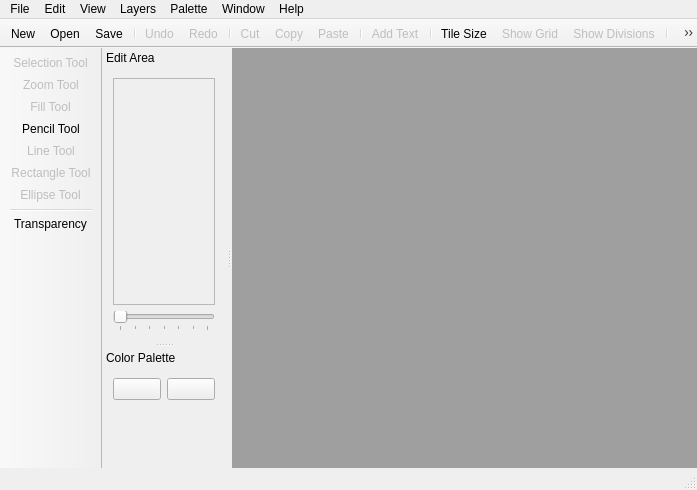
First picture: the form in screens/main_window.ui, repository LeoBusta/PixelBooster, before the edit.
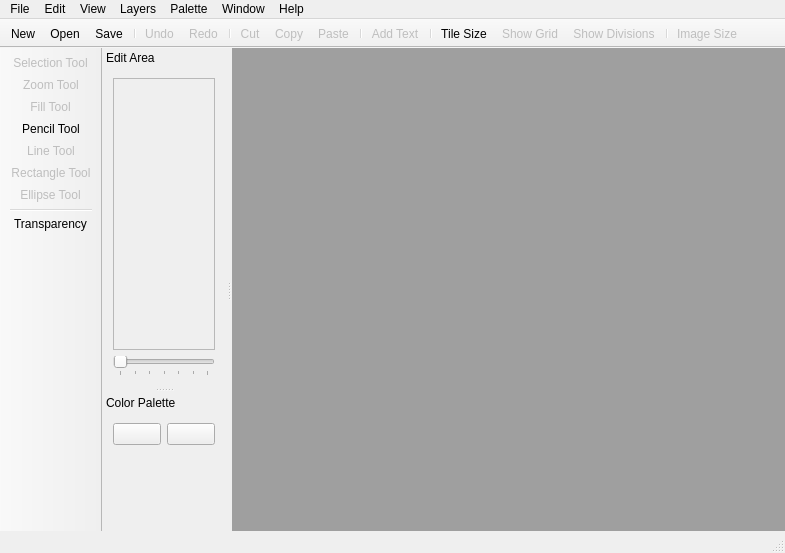
Second picture: the form after the edit. Icons and pictures are not drawn. Custom widgets are drawn as their Qt base class.

The edit to the form file:
```diff
--- a/screens/main_window.ui
+++ b/screens/main_window.ui
@@ -6,8 +6,8 @@
    <rect>
     <x>0</x>
     <y>0</y>
-    <width>697</width>
-    <height>490</height>
+    <width>785</width>
+    <height>553</height>
    </rect>
   </property>
   <property name="windowTitle">
@@ -44,7 +44,7 @@
     <rect>
      <x>0</x>
      <y>0</y>
-     <width>697</width>
+     <width>785</width>
      <height>21</height>
     </rect>
    </property>
@@ -226,8 +226,8 @@
          <rect>
           <x>0</x>
           <y>0</y>
-          <width>100</width>
-          <height>208</height>
+          <width>126</width>
+          <height>321</height>
          </rect>
         </property>
         <layout class="QGridLayout" name="gridLayout">
```
Left out of the diff: 27 changed lines with no effect on the pictures.
